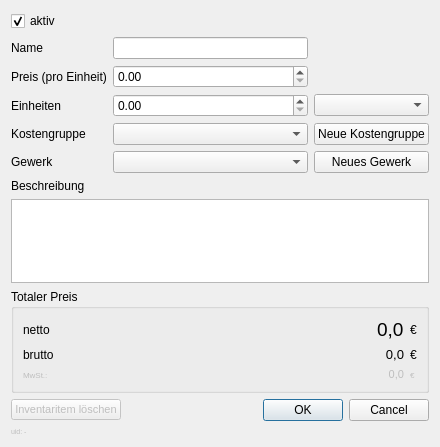
This is ui/dlg/inventory_item_dialog.ui in timo-y/syp-kostenfortschreibung as Qt 5 draws it before an edit. The edited form follows.
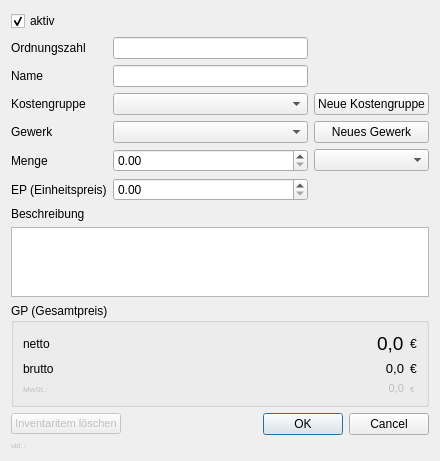
This is the edited form.

Diff of the .ui file:
```diff
--- a/ui/dlg/inventory_item_dialog.ui
+++ b/ui/dlg/inventory_item_dialog.ui
@@ -16,84 +16,45 @@
   <layout class="QVBoxLayout" name="verticalLayout">
    <item>
     <layout class="QGridLayout" name="gridLayout">
-     <item row="4" column="1">
-      <widget class="QDoubleSpinBox" name="doubleSpinBox_units">
-       <property name="maximum">
-        <double>999999999999999983222784.000000000000000</double>
-       </property>
-      </widget>
-     </item>
-     <item row="1" column="0">
-      <widget class="QLabel" name="label_name">
-       <property name="text">
-        <string>Name</string>
-       </property>
-      </widget>
-     </item>
-     <item row="4" column="2">
-      <widget class="QComboBox" name="comboBox_unit_type"/>
-     </item>
-     <item row="5" column="0">
-      <widget class="QLabel" name="label_units_2">
-       <property name="text">
-        <string>Kostengruppe</string>
-       </property>
-      </widget>
-     </item>
-     <item row="3" column="1">
-      <widget class="QDoubleSpinBox" name="doubleSpinBox_price_per_unit">
-       <property name="maximum">
-        <double>999999999999999983222784.000000000000000</double>
-       </property>
-      </widget>
-     </item>
-     <item row="5" column="1">
-      <widget class="QComboBox" name="comboBox_cost_group"/>
-     </item>
-     <item row="7" column="0">
+     <item row="10" column="0">
       <widget class="QLabel" name="label_descr">
        <property name="text">
         <string>Beschreibung</string>
        </property>
       </widget>
      </item>
-     <item row="0" column="0">
-      <widget class="QCheckBox" name="checkBox_is_active">
-       <property name="text">
-        <string>aktiv</string>
-       </property>
-       <property name="checked">
-        <bool>true</bool>
-       </property>
-      </widget>
-     </item>
-     <item row="1" column="1">
-      <widget class="QLineEdit" name="lineEdit_name"/>
-     </item>
-     <item row="3" column="0">
-      <widget class="QLabel" name="label_price_per_unit">
-       <property name="text">
-        <string>Preis (pro Einheit)</string>
-       </property>
-      </widget>
-     </item>
      <item row="6" column="1">
-      <widget class="QComboBox" name="comboBox_trade"/>
-     </item>
-     <item row="8" column="0" colspan="3">
-      <widget class="QTextEdit" name="textEdit_description"/>
+      <widget class="QDoubleSpinBox" name="doubleSpinBox_units">
+       <property name="maximum">
+        <double>999999999999999983222784.000000000000000</double>
+       </property>
+      </widget>
      </item>
      <item row="6" column="0">
+      <widget class="QLabel" name="label_units">
+       <property name="text">
+        <string>Menge</string>
+       </property>
+      </widget>
+     </item>
+     <item row="4" column="2">
+      <widget class="QPushButton" name="pushButton_add_trade">
+       <property name="text">
+        <string>Neues Gewerk</string>
+       </property>
+      </widget>
+     </item>
+     <item row="4" column="0">
       <widget class="QLabel" name="label_units_3">
        <property name="text">
         <string>Gewerk</string>
        </property>
       </widget>
      </item>
-     <item row="9" column="0" colspan="3">
+     <item row="12" column="0" colspan="3">
       <widget class="QGroupBox" name="groupBox_amount_a_reductions">
        <property name="title">
-        <string>Totaler Preis</string>
+        <string>GP (Gesamtpreis)</string>
        </property>
        <layout class="QGridLayout" name="gridLayout_7">
         <item row="2" column="0">
@@ -239,24 +200,73 @@
        </layout>
       </widget>
      </item>
-     <item row="4" column="0">
-      <widget class="QLabel" name="label_units">
+     <item row="4" column="1">
+      <widget class="QComboBox" name="comboBox_trade"/>
+     </item>
+     <item row="2" column="1">
+      <widget class="QLineEdit" name="lineEdit_name"/>
+     </item>
+     <item row="6" column="2">
+      <widget class="QComboBox" name="comboBox_unit_type"/>
+     </item>
+     <item row="1" column="0">
+      <widget class="QLabel" name="label_ordial_number">
        <property name="text">
-        <string>Einheiten</string>
+        <string>Ordnungszahl</string>
        </property>
       </widget>
      </item>
-     <item row="5" column="2">
+     <item row="11" column="0" colspan="3">
+      <widget class="QTextEdit" name="textEdit_description"/>
+     </item>
+     <item row="3" column="0">
+      <widget class="QLabel" name="label_units_2">
+       <property name="text">
+        <string>Kostengruppe</string>
+       </property>
+      </widget>
+     </item>
+     <item row="1" column="1">
+      <widget class="QLineEdit" name="lineEdit_ordinal_number"/>
+     </item>
+     <item row="3" column="2">
       <widget class="QPushButton" name="pushButton_add_cost_group">
        <property name="text">
         <string>Neue Kostengruppe</string>
        </property>
       </widget>
      </item>
-     <item row="6" column="2">
-      <widget class="QPushButton" name="pushButton_add_trade">
+     <item row="0" column="0">
+      <widget class="QCheckBox" name="checkBox_is_active">
        <property name="text">
-        <string>Neues Gewerk</string>
+        <string>aktiv</string>
+       </property>
+       <property name="checked">
+        <bool>true</bool>
+       </property>
+      </widget>
+     </item>
+     <item row="2" column="0">
+      <widget class="QLabel" name="label_name">
+       <property name="text">
+        <string>Name</string>
+       </property>
+      </widget>
+     </item>
+     <item row="3" column="1">
+      <widget class="QComboBox" name="comboBox_cost_group"/>
+     </item>
+     <item row="7" column="0">
+      <widget class="QLabel" name="label_unit_price">
+       <property name="text">
+        <string>EP (Einheitspreis)</string>
+       </property>
+      </widget>
+     </item>
+     <item row="7" column="1">
+      <widget class="QDoubleSpinBox" name="doubleSpinBox_unit_price">
+       <property name="maximum">
+        <double>999999999999999983222784.000000000000000</double>
        </property>
       </widget>
      </item>
```
Left out of the diff: 5 changed lines with no effect on the pictures.
